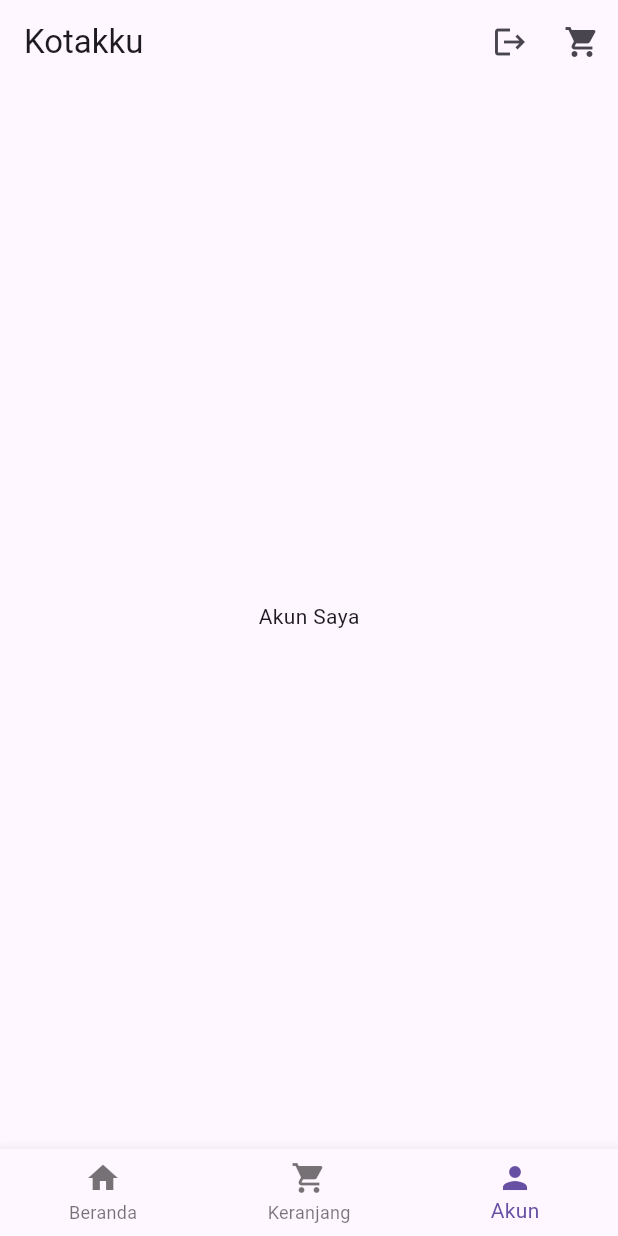
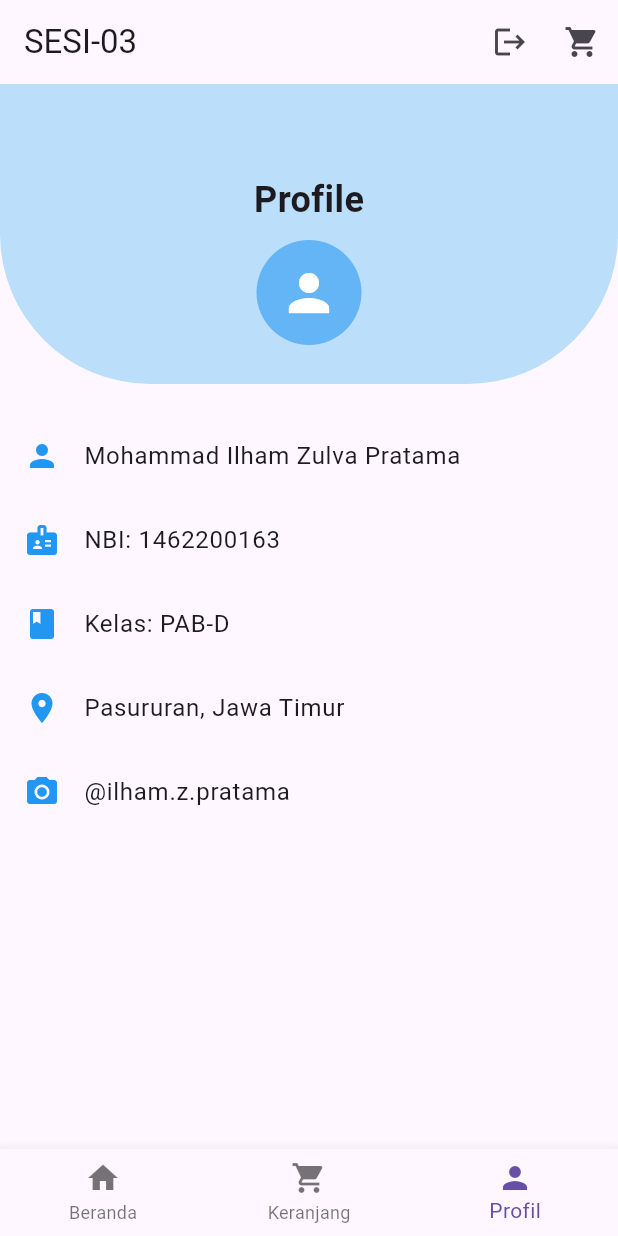
Before and after one commit to IlhamPratama-12/menu-makanan-flutter, a Flutter app: the HomePage screen opened directly, item 3 of the bottom bar chosen, on a phone screen of 412 x 824 dp. Run offline on Flutter 3.47's test engine with Material 3 defaults, Android fonts, the phone set to English and light mode, and no system bars.

Commit message:
Update Profile Page

```diff
--- a/lib/pages/home.dart
+++ b/lib/pages/home.dart
@@ -4,6 +4,7 @@ import 'mie_ayam.dart';
 import 'sate_ayam.dart';
 import 'keranjang.dart';
 import '../auth/login_page.dart';
+import 'profile_page.dart';  // Import yang benar
 
 class HomePage extends StatefulWidget {
   const HomePage({super.key});
@@ -24,7 +25,17 @@ class _HomePageState extends State<HomePage> {
 
   void _addToCart(Map<String, dynamic> item) {
     setState(() {
-      cartItems.add(item);
+      int existingIndex =
+          cartItems.indexWhere((element) => element['name'] == item['name']);
+      if (existingIndex >= 0) {
+        cartItems[existingIndex]['quantity'] =
+            (cartItems[existingIndex]['quantity'] ?? 1) + 1;
+      } else {
+        cartItems.add({
+          ...item,
+          'quantity': 1,
+        });
+      }
     });
   }
 
@@ -40,12 +51,12 @@ class _HomePageState extends State<HomePage> {
     List<Widget> pages = [
       _buildHomeContent(),
       CartPage(cartItems: cartItems),
-      Center(child: Text("Akun Saya")),
+      const ProfilePage(),  // Ini yang dari profile_page.dart
     ];
 
     return Scaffold(
       appBar: AppBar(
-        title: Text("Kotakku"),
+        title: Text("SESI-03"),
         actions: [
           IconButton(
             icon: Icon(Icons.logout),
@@ -69,7 +80,7 @@ class _HomePageState extends State<HomePage> {
                       shape: BoxShape.circle,
                     ),
                     child: Text(
-                      '${cartItems.length}',
+                      '${cartItems.fold<int>(0, (sum, item) => sum + (item['quantity'] as int? ?? 1))}',
                       style: TextStyle(color: Colors.white, fontSize: 12),
                     ),
                   ),
@@ -84,8 +95,9 @@ class _HomePageState extends State<HomePage> {
         onTap: _onItemTapped,
         items: const [
           BottomNavigationBarItem(icon: Icon(Icons.home), label: 'Beranda'),
-          BottomNavigationBarItem(icon: Icon(Icons.shopping_cart), label: 'Keranjang'),
-          BottomNavigationBarItem(icon: Icon(Icons.person), label: 'Akun'),
+          BottomNavigationBarItem(
+              icon: Icon(Icons.shopping_cart), label: 'Keranjang'),
+          BottomNavigationBarItem(icon: Icon(Icons.person), label: 'Profil'),
         ],
       ),
     );
@@ -103,14 +115,17 @@ class _HomePageState extends State<HomePage> {
 
         /// Nasi Goreng
         GestureDetector(
-          onTap: () async {
-            var result = await Navigator.push(
+          onTap: () {
+            Navigator.push(
               context,
-              MaterialPageRoute(builder: (context) => NasiGorengScreen()),
+              MaterialPageRoute(
+                builder: (context) => NasiGorengGalleryScreen(
+                  onAddToCart: (item) {
+                    _addToCart(item);
+                  },
+                ),
+              ),
             );
-            if (result != null && result is Map<String, dynamic>) {
-              _addToCart(result);
-            }
           },
           child: _buildMenuCard("Nasi Goreng", "images/nasi_goreng.jpg"),
         ),
--- /dev/null
+++ b/lib/pages/profile_page.dart
@@ -0,0 +1,76 @@
+import 'package:flutter/material.dart';
+
+class ProfilePage extends StatelessWidget {
+  const ProfilePage({super.key});
+
+  @override
+  Widget build(BuildContext context) {
+    // Data profil
+    final String nama = "Mohammad Ilham Zulva Pratama";
+    final String nbi = "1462200163";
+    final String kelas = "PAB-D";
+    final String alamat = "Pasururan, Jawa Timur";
+    final String instagram = "@ilham.z.pratama";
+
+    return Column(
+      children: [
+        Stack(
+          alignment: Alignment.center,
+          children: [
+            Container(
+              height: 200,
+              decoration: BoxDecoration(
+                color: Colors.blue[100],
+                borderRadius: BorderRadius.only(
+                  bottomLeft: Radius.circular(100),
+                  bottomRight: Radius.circular(100),
+                ),
+              ),
+            ),
+            Positioned(
+              top: 60,
+              child: Column(
+                children: [
+                  Text(
+                    'Profile',
+                    style: TextStyle(
+                      fontSize: 24,
+                      fontWeight: FontWeight.bold,
+                    ),
+                  ),
+                  SizedBox(height: 10),
+                  CircleAvatar(
+                    radius: 35,
+                    backgroundColor: Colors.blue[300],
+                    child: Icon(Icons.person, size: 40, color: Colors.white),
+                  ),
+                ],
+              ),
+            ),
+          ],
+        ),
+        SizedBox(height: 20),
+        ListTile(
+          leading: Icon(Icons.person, color: Colors.blue),
+          title: Text(nama),
+        ),
+        ListTile(
+          leading: Icon(Icons.badge, color: Colors.blue),
+          title: Text('NBI: $nbi'),
+        ),
+        ListTile(
+          leading: Icon(Icons.class_, color: Colors.blue),
+          title: Text('Kelas: $kelas'),
+        ),
+        ListTile(
+          leading: Icon(Icons.location_on, color: Colors.blue),
+          title: Text(alamat),
+        ),
+        ListTile(
+          leading: Icon(Icons.camera_alt, color: Colors.blue),
+          title: Text(instagram),
+        ),
+      ],
+    );
+  }
+}
--- a/pubspec.yaml
+++ b/pubspec.yaml
@@ -19,6 +19,4 @@ flutter:
   uses-material-design: true
   assets:
     - assets/images/profil_satu.jpg
-    - images/nasi_goreng.jpg
-    - images/mie_ayam.jpg
-    - images/sate_ayam.jpg
+    - images/
```
Also changed, not shown: lib/pages/nasi_goreng.dart (+189 -46 lines), lib/pages/nasi_goreng_detail.dart (added, +45 -0 lines), images/nasgor1.jpg (added), images/nasgor2.jpg (added), images/nasgor3.jpg (added), images/nasgor4.jpg (added), images/nasgor5.jpg (added), images/nasgor6.jpg (added), images/nasgor7.jpg (added), images/nasgor8.jpg (added).
